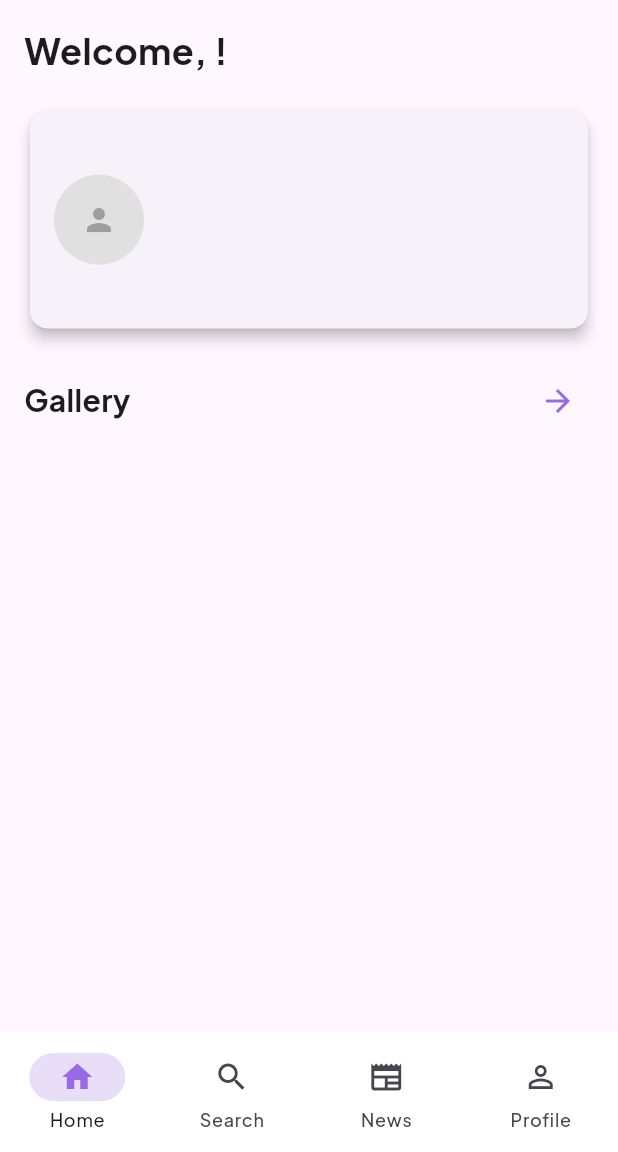
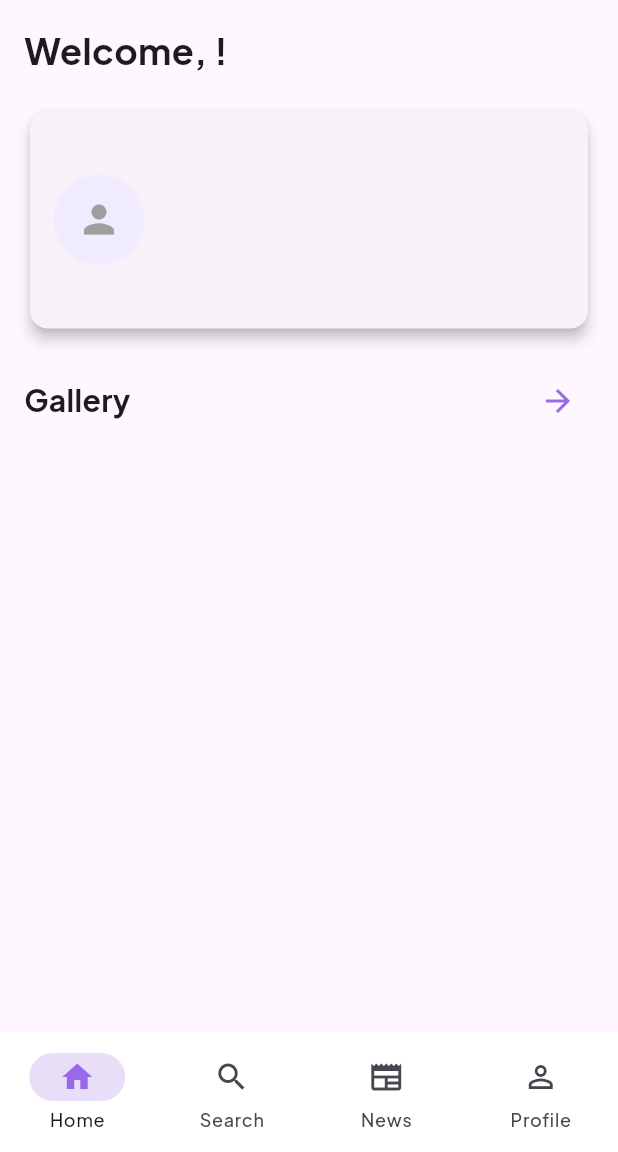
Before and after one commit to Rajvardhan-Desai/AlumniConnect, a Flutter app: the screen it shows once a user with an empty profile is signed in, on a phone screen of 412 x 824 dp, the part 84-1236 px from its top. Run offline on Flutter 3.47's test engine with Material 3 defaults, Android fonts, the phone set to English and light mode, and no system bars; drawn by our look-alikes of carousel_slider; our stand-ins replace cached_network_image, firebase_auth, firebase_core, firebase_database, firebase_storage, flutter_blurhash and 8 more; missing offline and left inert: blurhash_dart; accounts and stored records are empty.

Commit message:
minor change

```diff
--- a/lib/widgets/user_avatar.dart
+++ b/lib/widgets/user_avatar.dart
@@ -6,12 +6,14 @@ class UserAvatar extends StatelessWidget {
   final String? imageUrl;
   final String? blurHash;
   final double radius;
+  final double iconSize;
 
   const UserAvatar({
     super.key,
     this.imageUrl,
     this.blurHash,
     this.radius = 25.0,
+    this.iconSize = 30.0,
   });
 
   @override
@@ -19,7 +21,7 @@ class UserAvatar extends StatelessWidget {
     return CircleAvatar(
       key: ValueKey(imageUrl), // Use a unique key to force rebuild
       radius: radius,
-      backgroundColor: Colors.grey.shade300,
+      backgroundColor: const Color(0xfff1ebff),
       child: ClipOval(
         child: imageUrl != null && imageUrl!.isNotEmpty
             ? CachedNetworkImage(
@@ -39,9 +41,10 @@ class UserAvatar extends StatelessWidget {
                   color: Colors.grey,
                 ),
               )
-            : const Icon(
+            : Icon(
                 Icons.person,
                 color: Colors.grey,
+                size: iconSize,
               ),
       ),
     );
```
Lines whose indentation alone changed are shown as unchanged.
